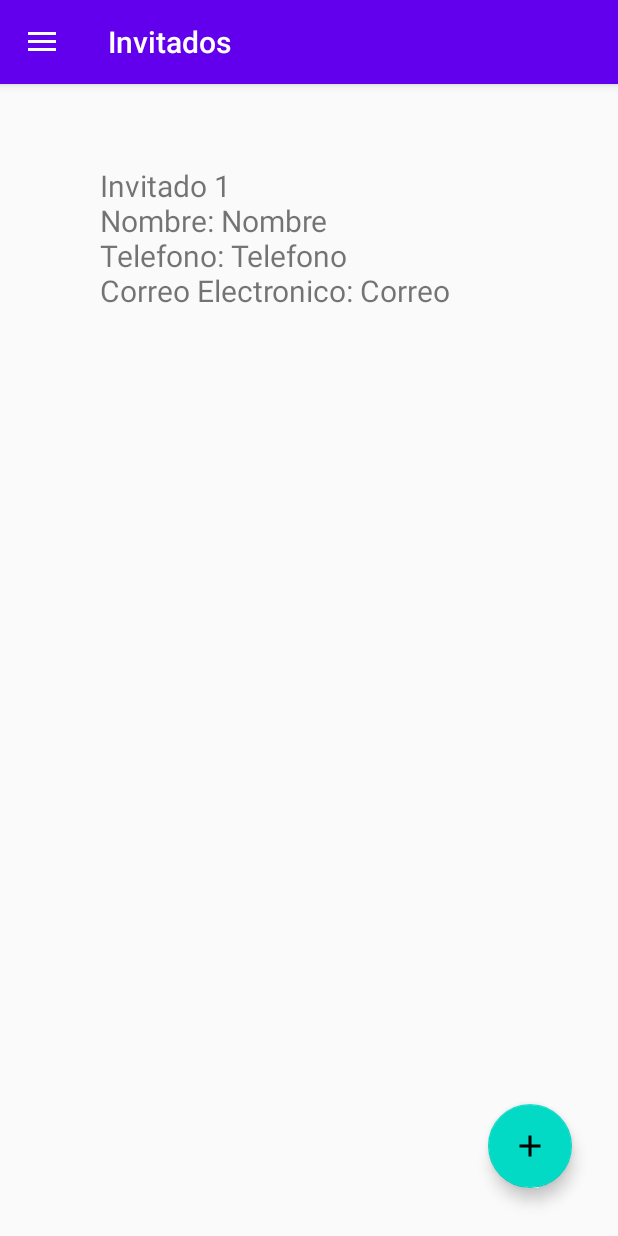
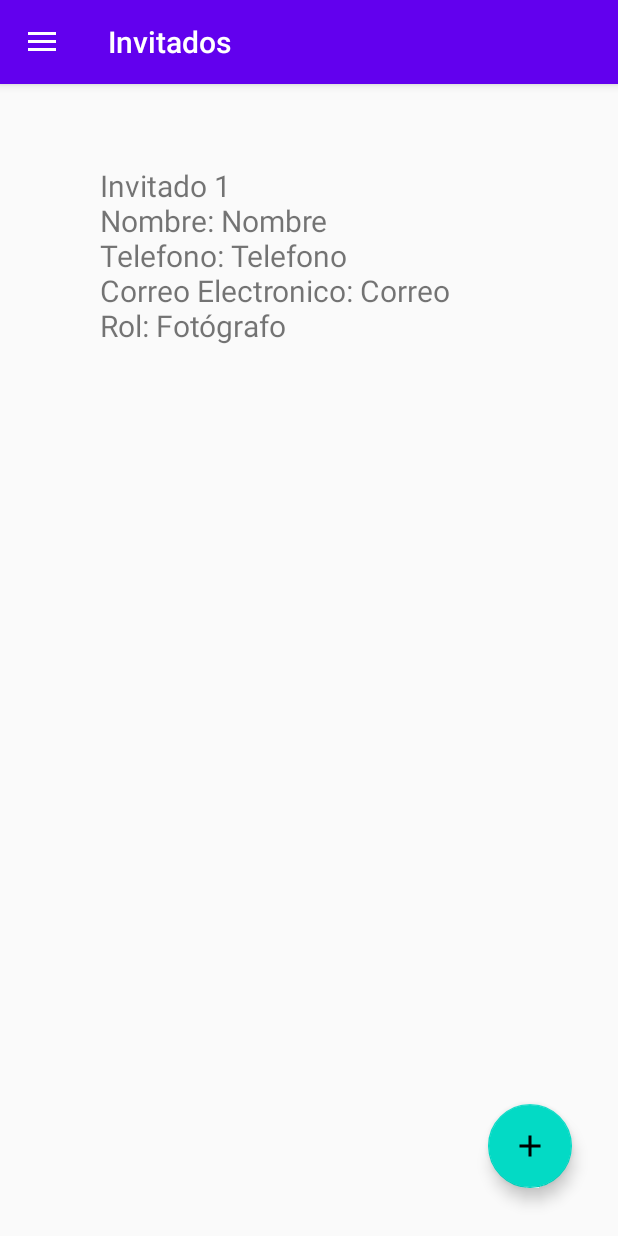
Before and after one commit to oscarparedez/Lab4_Apps, an Android app: the screen it shows after launch (MainActivity), in the side drawer, after a tap on "Invitados", on a phone screen of 412 x 824 dp. Run offline under Robolectric (Android 15) with nearby library versions, the phone set to English and light mode, and no system bars; our stand-ins replace navigation-ui.

Commit message:
Commit final Lab6

```diff
--- a/app/src/main/java/com/example/lab4_apps/MainActivity.kt
+++ b/app/src/main/java/com/example/lab4_apps/MainActivity.kt
@@ -39,7 +39,7 @@ class MainActivity : AppCompatActivity() {
         // Passing each menu ID as a set of Ids because each
         // menu should be considered as top level destinations.
         appBarConfiguration = AppBarConfiguration(setOf(
-                R.id.nav_home, R.id.nav_gallery, R.id.nav_slideshow, R.id.nav_resultado, R.id.nav_invitados), drawerLayout)
+                R.id.nav_home, R.id.nav_gallery, R.id.nav_slideshow, R.id.nav_resultado, R.id.nav_invitados, R.id.nav_roles), drawerLayout)
         setupActionBarWithNavController(navController, appBarConfiguration)
         navView.setupWithNavController(navController)
     }
--- a/app/src/main/java/com/example/lab4_apps/ui/invitados/InvitadosFragment.kt
+++ b/app/src/main/java/com/example/lab4_apps/ui/invitados/InvitadosFragment.kt
@@ -37,7 +37,7 @@ class InvitadosFragment : Fragment() {
         var telefonoInvitado: String = InvitadosFragmentArgs.fromBundle(arguments!!).telefono
         var correoInvitado: String = InvitadosFragmentArgs.fromBundle(arguments!!).correo
 
-        var texto: String = "Invitado 1\nNombre: $nombreInvitado\nTelefono: $telefonoInvitado\nCorreo Electronico: $correoInvitado\n\n"
+        var texto: String = "Invitado 1\nNombre: $nombreInvitado\nTelefono: $telefonoInvitado\nCorreo Electronico: $correoInvitado\nRol: Fotógrafo\n"
 
 
         txt+=texto
--- /dev/null
+++ b/app/src/main/res/drawable/ic_rol.xml
@@ -0,0 +1,9 @@
+<vector xmlns:android="http://schemas.android.com/apk/res/android"
+        android:width="24dp"
+        android:height="24dp"
+        android:viewportWidth="24.0"
+        android:viewportHeight="24.0">
+    <path
+        android:fillColor="#FF000000"
+        android:pathData="M19,3h-4.18C14.4,1.84 13.3,1 12,1c-1.3,0 -2.4,0.84 -2.82,2L5,3c-1.1,0 -2,0.9 -2,2v14c0,1.1 0.9,2 2,2h14c1.1,0 2,-0.9 2,-2L21,5c0,-1.1 -0.9,-2 -2,-2zM12,3c0.55,0 1,0.45 1,1s-0.45,1 -1,1 -1,-0.45 -1,-1 0.45,-1 1,-1zM14,17L7,17v-2h7v2zM17,13L7,13v-2h10v2zM17,9L7,9L7,7h10v2z"/>
+</vector>
--- a/app/src/main/res/menu/activity_main_drawer.xml
+++ b/app/src/main/res/menu/activity_main_drawer.xml
@@ -13,6 +13,10 @@
             android:icon="@drawable/ic_person"
             android:title="@string/invitados" />
         <item
+            android:id="@+id/nav_roles"
+            android:icon="@drawable/ic_rol"
+            android:title="@string/roles" />
+        <item
             android:id="@+id/nav_gallery"
             android:icon="@drawable/ic_info"
             android:title="@string/acerca_de" />
--- a/app/src/main/res/navigation/mobile_navigation.xml
+++ b/app/src/main/res/navigation/mobile_navigation.xml
@@ -23,6 +23,9 @@
         <action
             android:id="@+id/action_nav_home_to_nav_invitados"
             app:destination="@id/nav_invitados" />
+        <action
+            android:id="@+id/action_nav_home_to_rolesFragment"
+            app:destination="@id/rolesFragment" />
     </fragment>
 <!--    <fragment-->
 <!--        android:id="@+id/nav_home_second"-->
@@ -95,5 +98,23 @@
             android:id="@+id/action_nav_agregarInvitados_to_nav_invitados"
             app:destination="@id/nav_invitados" />
     </fragment>
+    <fragment
+        android:id="@+id/rolesFragment"
+        android:name="com.example.lab4_apps.ui.roles.RolesFragment"
+        android:label="roles_fragment"
+        tools:layout="@layout/roles_fragment" >
+        <action
+            android:id="@+id/action_rolesFragment_to_agragarRolesFragment"
+            app:destination="@id/agragarRolesFragment" />
+    </fragment>
+    <fragment
+        android:id="@+id/agragarRolesFragment"
+        android:name="com.example.lab4_apps.ui.agregarRoles.AgragarRolesFragment"
+        android:label="agragar_roles_fragment"
+        tools:layout="@layout/agragar_roles_fragment" >
+        <action
+            android:id="@+id/action_agragarRolesFragment_to_rolesFragment"
+            app:destination="@id/rolesFragment" />
+    </fragment>
 
 </navigation>
--- a/app/src/main/res/values/strings.xml
+++ b/app/src/main/res/values/strings.xml
@@ -1,5 +1,5 @@
 <resources>
-    <string name="app_name">Lab5</string>
+    <string name="app_name">Lab 6</string>
     <string name="navigation_drawer_open">Open navigation drawer</string>
     <string name="navigation_drawer_close">Close navigation drawer</string>
     <string name="nav_header_title">Zvent Organizing App</string>
@@ -30,4 +30,5 @@
     <string name="telefono">Telefono</string>
     <string name="correo_electronico">Correo Electronico</string>
     <string name="guardar">Guardar</string>
+    <string name="roles">Roles</string>
 </resources>
```
Also changed, not shown: app/src/main/java/com/example/lab4_apps/ui/agregarRoles/AgragarRolesFragment.kt (added, +56 -0 lines), app/src/main/java/com/example/lab4_apps/ui/agregarRoles/AgragarRolesViewModel.kt (added, +7 -0 lines), app/src/main/java/com/example/lab4_apps/ui/roles/RolesFragment.kt (added, +47 -0 lines), app/src/main/java/com/example/lab4_apps/ui/roles/RolesViewModel.kt (added, +7 -0 lines), app/src/main/res/layout/agragar_roles_fragment.xml (added, +38 -0 lines), app/src/main/res/layout/agregar_invitados_fragment.xml (+23 -0 lines), app/src/main/res/layout/roles_fragment.xml (added, +36 -0 lines).
